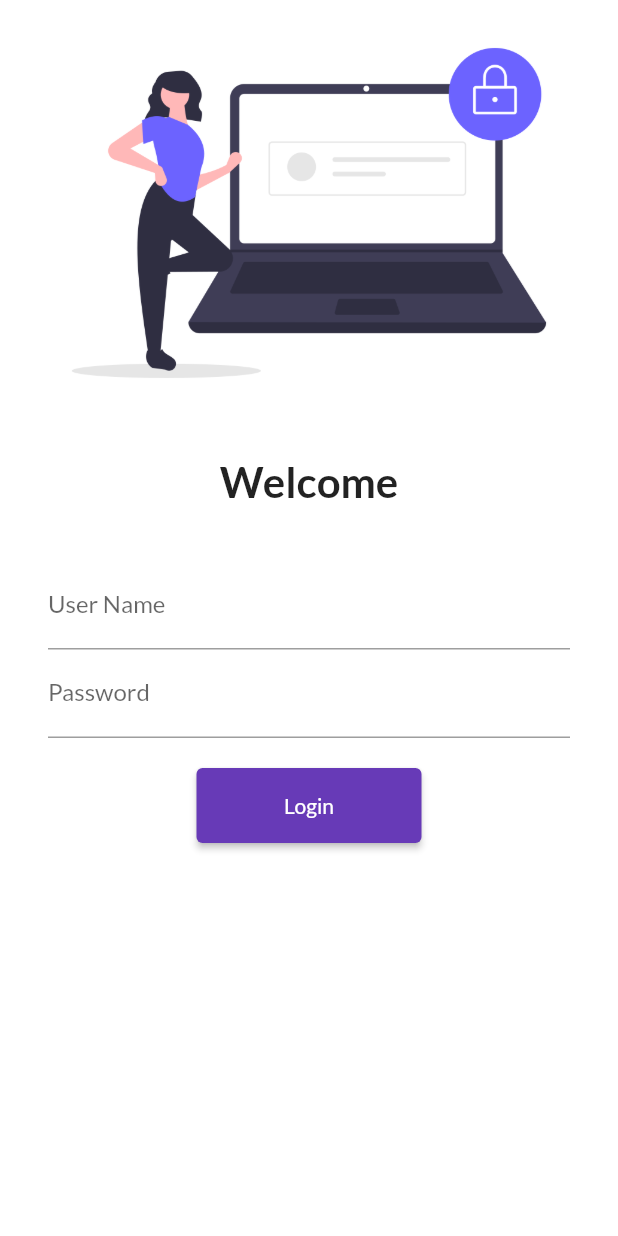
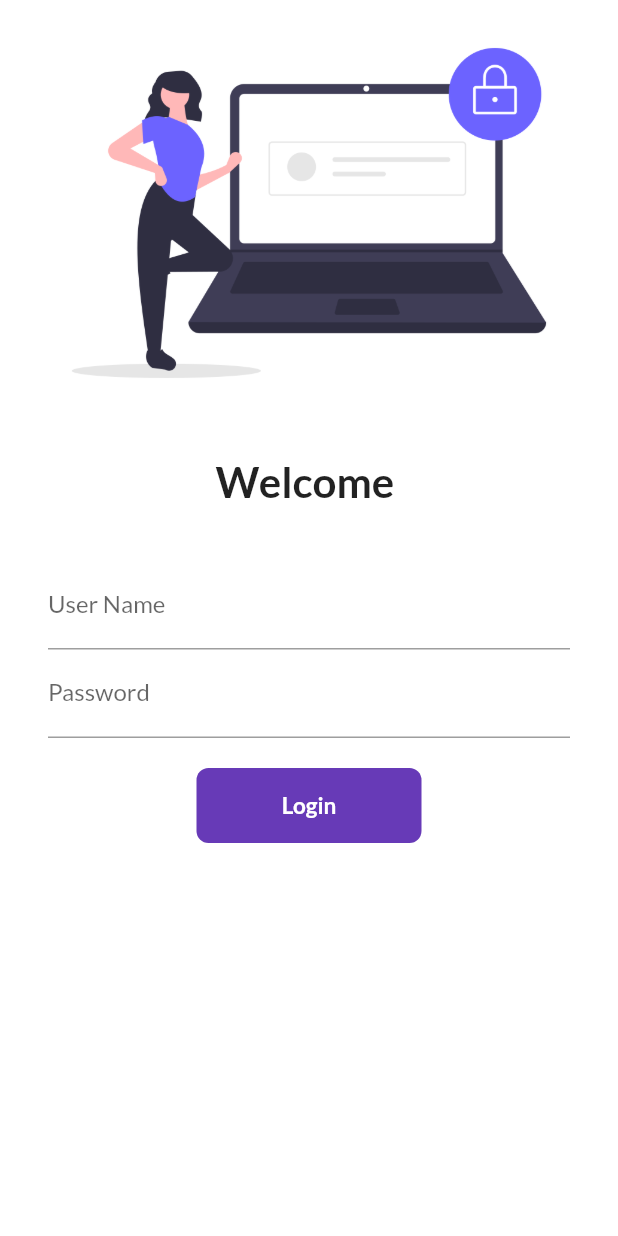
Before and after one commit to shiv9911/30-days-flutter, a Flutter app: the screen it shows after launch, on a phone screen of 412 x 824 dp. Run offline on Flutter 3.47's test engine with Material 2 defaults, Android fonts, the phone set to English and light mode, and no system bars; our stand-ins replace google_fonts.

Commit message:
day6 completed

```diff
--- a/lib/pages/login_page.dart
+++ b/lib/pages/login_page.dart
@@ -1,8 +1,16 @@
 import 'package:flutter/material.dart';
 import 'package:flutter_application_1/utlis/routes.dart';
 
-class LoginPage extends StatelessWidget {
+class LoginPage extends StatefulWidget {
   const LoginPage({super.key});
+
+  @override
+  State<LoginPage> createState() => _LoginPageState();
+}
+
+class _LoginPageState extends State<LoginPage> {
+  String name = "";
+  bool changeButton = false;
 
   @override
   Widget build(BuildContext context) {
@@ -19,7 +27,7 @@ class LoginPage extends StatelessWidget {
                 height: 20.0,
               ),
               Text(
-                "Welcome",
+                "Welcome $name",
                 style: TextStyle(
                   fontSize: 28,
                   fontWeight: FontWeight.bold,
@@ -36,6 +44,10 @@ class LoginPage extends StatelessWidget {
                     TextFormField(
                       decoration: InputDecoration(
                           hintText: "Enter User Name", labelText: "User Name"),
+                      onChanged: (value) {
+                        name = value;
+                        setState(() {});
+                      },
                     ),
                     TextFormField(
                       obscureText: true,
@@ -45,13 +57,43 @@ class LoginPage extends StatelessWidget {
                     SizedBox(
                       height: 20.0,
                     ),
-                    ElevatedButton(
-                      onPressed: () {
+                    InkWell(
+                      onTap: () async {
+                        setState(() {
+                          changeButton = true;
+                        });
+
+                        await Future.delayed(Duration(seconds: 1));
                         Navigator.pushNamed(context, MyRoutes.homeRoute);
                       },
-                      child: Text("Login"),
-                      style: TextButton.styleFrom(minimumSize: Size(150, 50)),
+                      child: AnimatedContainer(
+                        duration: Duration(seconds: 1),
+                        width: changeButton ? 50 : 150,
+                        height: 50,
+                        alignment: Alignment.center,
+                        child: changeButton
+                            ? Icon(
+                                Icons.done,
+                                color: Colors.white,
+                              )
+                            : Text("Login",
+                                style: TextStyle(
+                                    color: Colors.white,
+                                    fontWeight: FontWeight.bold,
+                                    fontSize: 15)),
+                        decoration: BoxDecoration(
+                            color: Colors.deepPurple,
+                            borderRadius:
+                                BorderRadius.circular(changeButton ? 40 : 8)),
+                      ),
                     )
+                    // ElevatedButton(
+                    //   onPressed: () {
+                    //     Navigator.pushNamed(context, MyRoutes.homeRoute);
+                    //   },
+                    //   child: Text("Login"),
+                    //   style: TextButton.styleFrom(minimumSize: Size(150, 50)),
+                    // )
                   ],
                 ),
               )
```
